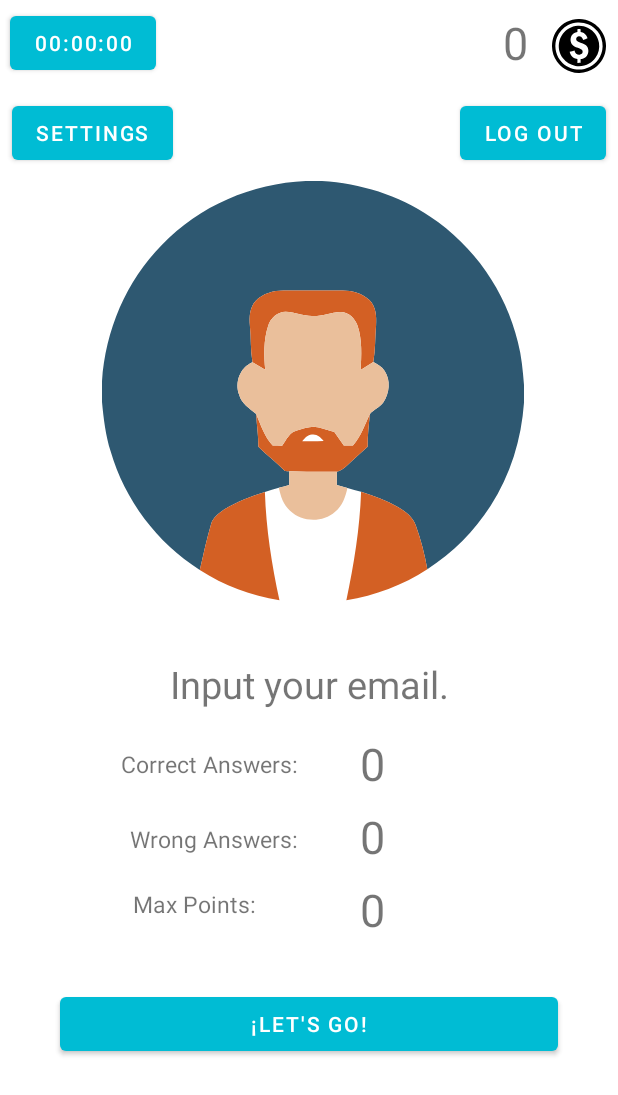
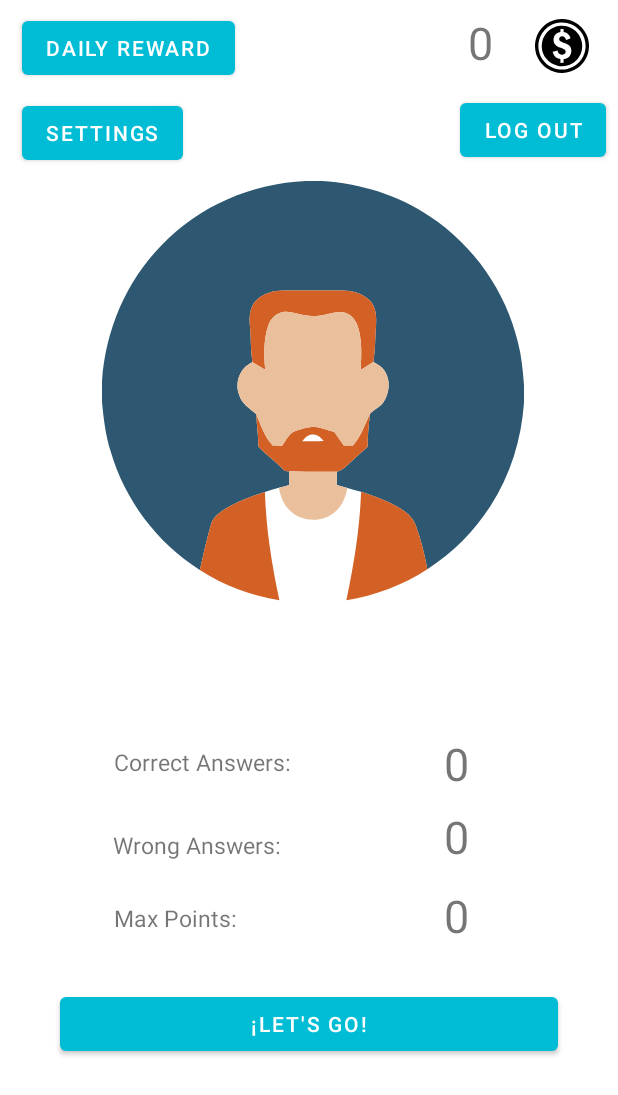
Before and after one commit to Artudoxo/TestWhataTest, an Android app: the screen it shows after launch once a user with an empty profile is signed in (Status), on a phone screen of 412 x 824 dp. Shown: the top 1095 px of the screen. Run offline under Robolectric (Android 15) with nearby library versions, the phone set to English and light mode, and no system bars; our stand-ins replace AdMob, Firebase (no records; nobody signed in at launch, a user with empty details on screens opened directly); 1 statement that could not run was skipped.

Commit message:
Arreglados algunos problemas en la ventana de Status

```diff
--- a/app/src/main/java/com/liarkat/testwhatatest/Status.java
+++ b/app/src/main/java/com/liarkat/testwhatatest/Status.java
@@ -9,6 +9,7 @@ import android.content.DialogInterface;
 import android.content.Intent;
 import android.content.IntentFilter;
 import android.os.Bundle;
+import android.os.Message;
 import android.util.Log;
 import android.view.View;
 import android.widget.Button;
@@ -16,35 +17,45 @@ import android.widget.TextView;
 import android.widget.Toast;
 
 import com.google.firebase.auth.FirebaseAuth;
+import com.google.firebase.auth.FirebaseUser;
 
 import org.w3c.dom.Text;
 
 public class Status extends AppCompatActivity {
     private static String TAG = "Servicio";
-
-    Button contador, logoutt;
     FirebaseAuth firebaseAuth;
+    Button contador, letsgo;
+    TextView useremaill;
     @Override
     protected void onCreate(Bundle savedInstanceState) {
         super.onCreate(savedInstanceState);
         setContentView(R.layout.activity_status);
         contador = findViewById(R.id.txtcountdown);
+        letsgo = findViewById(R.id.letsgo);
+
+        FirebaseUser user = FirebaseAuth.getInstance().getCurrentUser();
+        if (user != null) {
+            String email = user.getEmail();
+            useremaill = findViewById(R.id.useremail);
+            useremaill.setText(email);
+        } else {
+            Toast.makeText(getApplicationContext(), getResources().getString(R.string.usermiss), Toast.LENGTH_SHORT).show();
+        }
 
         //inicia el servicio
-        startService(new Intent(Status.this, ServicioTimer.class));
-
-        firebaseAuth = FirebaseAuth.getInstance();
-        logoutt = findViewById(R.id.logout);
-
-        logoutt.setOnClickListener(new View.OnClickListener() {
+        contador.setOnClickListener(new View.OnClickListener() {
             @Override
             public void onClick(View view) {
-                firebaseAuth.signOut();
-                finish();
-                startActivity(new Intent(Status.this, MainActivity.class));
+                startService(new Intent(Status.this, ServicioTimer.class));
             }
         });
 
+        letsgo.setOnClickListener(new View.OnClickListener() {
+            @Override
+            public void onClick(View view) {
+               LetGame();
+            }
+        });
     }
 
     private BroadcastReceiver br = new BroadcastReceiver() {
@@ -98,15 +109,20 @@ public class Status extends AppCompatActivity {
         super.onDestroy();
     }
 
+    public void LetGame(){
+        Intent go = new Intent(this, Game.class);
+        startActivity(go);
+    }
     public void onBackPressed() {
         AlertDialog.Builder dialogo = new AlertDialog.Builder(this);
         dialogo.setTitle(getResources().getString(R.string.sal));
         dialogo.setIcon(android.R.drawable.ic_dialog_info);
-        dialogo.setMessage(getResources().getString(R.string.conf));
+        dialogo.setMessage(getResources().getString(R.string.conflogout));
         dialogo.setCancelable(true);
-        dialogo.setPositiveButton(getResources().getString(R.string.sali), new DialogInterface.OnClickListener() {
+        dialogo.setPositiveButton(getResources().getString(R.string.logout), new DialogInterface.OnClickListener() {
             @Override
             public void onClick(DialogInterface dialog, int which) {
+                firebaseAuth = FirebaseAuth.getInstance();
                 firebaseAuth.signOut();
                 startActivity(new Intent(Status.this, MainActivity.class));
                 finish();
--- a/app/src/main/res/layout/activity_status.xml
+++ b/app/src/main/res/layout/activity_status.xml
@@ -15,12 +15,15 @@
             android:id="@+id/imageView10"
             android:layout_width="36dp"
             android:layout_height="36dp"
+            android:layout_marginStart="8dp"
+            android:layout_marginLeft="8dp"
             android:layout_marginEnd="8dp"
             android:layout_marginRight="8dp"
             android:layout_marginBottom="8dp"
             android:src="@drawable/ic_coins_icon"
             app:layout_constraintBottom_toTopOf="@+id/guideline67"
             app:layout_constraintEnd_toEndOf="parent"
+            app:layout_constraintStart_toStartOf="@+id/guideline35"
             app:layout_constraintTop_toTopOf="parent"
             app:layout_constraintVertical_bias="1.0" />
 
@@ -28,15 +31,14 @@
             android:layout_width="wrap_content"
             android:layout_height="wrap_content"
             android:layout_marginTop="8dp"
-            android:layout_marginEnd="16dp"
-            android:layout_marginRight="16dp"
+            android:layout_marginEnd="8dp"
+            android:layout_marginRight="8dp"
             android:layout_marginBottom="8dp"
             android:text="0"
             android:textSize="30dp"
             app:layout_constraintBottom_toTopOf="@+id/guideline67"
-            app:layout_constraintEnd_toStartOf="@+id/imageView10"
-            app:layout_constraintTop_toTopOf="parent"
-            app:layout_constraintVertical_bias="0.0" />
+            app:layout_constraintEnd_toStartOf="@+id/guideline35"
+            app:layout_constraintTop_toTopOf="parent" />
 
 
         <Button
@@ -52,18 +54,27 @@
             android:text="@string/count"
             app:layout_constraintBottom_toTopOf="@+id/guideline67"
             app:layout_constraintEnd_toStartOf="@+id/guideline68"
+            app:layout_constraintHorizontal_bias="0.078"
             app:layout_constraintStart_toStartOf="parent"
-            app:layout_constraintTop_toTopOf="parent" />
+            app:layout_constraintTop_toTopOf="parent"
+            app:layout_constraintVertical_bias="0.0" />
 
         <Button
+            android:id="@+id/btnsetting"
             android:layout_width="wrap_content"
             android:layout_height="wrap_content"
             android:layout_marginStart="8dp"
             android:layout_marginLeft="8dp"
             android:layout_marginTop="8dp"
+            android:layout_marginEnd="8dp"
+            android:layout_marginRight="8dp"
             android:text="@string/setup"
+            app:layout_constraintBottom_toTopOf="@+id/guideline83"
+            app:layout_constraintEnd_toStartOf="@+id/guideline68"
+            app:layout_constraintHorizontal_bias="0.059"
             app:layout_constraintStart_toStartOf="parent"
-            app:layout_constraintTop_toTopOf="@+id/guideline67" />
+            app:layout_constraintTop_toTopOf="@+id/guideline67"
+            app:layout_constraintVertical_bias="0.0" />
 
         <Button
             android:id="@+id/logout"
@@ -72,7 +83,9 @@
             android:layout_marginTop="8dp"
             android:layout_marginEnd="8dp"
             android:layout_marginRight="8dp"
+            android:layout_marginBottom="8dp"
             android:text="@string/logout"
+            app:layout_constraintBottom_toTopOf="@+id/guideline83"
             app:layout_constraintEnd_toEndOf="parent"
             app:layout_constraintTop_toTopOf="@+id/guideline67" />
 
@@ -95,6 +108,7 @@
             tools:src="@drawable/ic_man" />
 
         <TextView
+            android:id="@+id/useremail"
             android:layout_width="wrap_content"
             android:layout_height="wrap_content"
             android:layout_marginStart="8dp"
@@ -108,38 +122,39 @@
             app:layout_constraintTop_toTopOf="@+id/guideline70" />
 
         <TextView
-            android:layout_width="wrap_content"
-            android:layout_height="wrap_content"
-            android:layout_marginStart="20dp"
-            android:layout_marginLeft="20dp"
-            android:layout_marginEnd="8dp"
-            android:layout_marginRight="8dp"
+            android:layout_width="179dp"
+            android:layout_height="27dp"
+            android:layout_marginStart="8dp"
+            android:layout_marginLeft="8dp"
+            android:layout_marginEnd="16dp"
+            android:layout_marginRight="16dp"
             android:layout_marginBottom="8dp"
             android:text="@string/correct"
             android:textSize="15dp"
             app:layout_constraintBottom_toTopOf="@+id/guideline72"
             app:layout_constraintEnd_toStartOf="@+id/guideline69"
-            app:layout_constraintHorizontal_bias="0.833"
+            app:layout_constraintHorizontal_bias="0.0"
             app:layout_constraintStart_toStartOf="@+id/guideline73"
             app:layout_constraintTop_toTopOf="@+id/guideline71"
-            app:layout_constraintVertical_bias="0.791" />
+            app:layout_constraintVertical_bias="1.0" />
 
         <TextView
             android:id="@+id/textView18"
-            android:layout_width="wrap_content"
-            android:layout_height="wrap_content"
-            android:layout_marginStart="20dp"
-            android:layout_marginLeft="20dp"
-            android:layout_marginTop="12dp"
-            android:layout_marginEnd="8dp"
-            android:layout_marginRight="8dp"
-            android:layout_marginBottom="8dp"
+            android:layout_width="180dp"
+            android:layout_height="25dp"
+            android:layout_marginStart="8dp"
+            android:layout_marginLeft="8dp"
+            android:layout_marginTop="8dp"
+            android:layout_marginEnd="28dp"
+            android:layout_marginRight="28dp"
             android:text="@string/wrong"
             android:textSize="15dp"
             app:layout_constraintBottom_toTopOf="@+id/guideline75"
             app:layout_constraintEnd_toStartOf="@+id/guideline69"
+            app:layout_constraintHorizontal_bias="0.076"
             app:layout_constraintStart_toStartOf="@+id/guideline73"
-            app:layout_constraintTop_toTopOf="@+id/guideline72" />
+            app:layout_constraintTop_toTopOf="@+id/guideline72"
+            app:layout_constraintVertical_bias="0.75" />
 
         <TextView
             android:layout_width="wrap_content"
@@ -178,18 +193,19 @@
             app:layout_constraintTop_toTopOf="@+id/guideline72" />
 
         <TextView
-            android:layout_width="95dp"
-            android:layout_height="33dp"
+            android:layout_width="180dp"
+            android:layout_height="26dp"
             android:layout_marginStart="8dp"
             android:layout_marginLeft="8dp"
-            android:layout_marginTop="8dp"
-            android:layout_marginEnd="8dp"
-            android:layout_marginRight="8dp"
+            android:layout_marginTop="20dp"
+            android:layout_marginEnd="24dp"
+            android:layout_marginRight="24dp"
             android:layout_marginBottom="8dp"
             android:text="@string/maxpoint"
             android:textSize="15dp"
             app:layout_constraintBottom_toTopOf="@+id/guideline76"
             app:layout_constraintEnd_toStartOf="@+id/guideline69"
+            app:layout_constraintHorizontal_bias="0.0"
             app:layout_constraintStart_toStartOf="@+id/guideline73"
             app:layout_constraintTop_toTopOf="@+id/guideline75" />
 
@@ -206,12 +222,13 @@
             android:textSize="30dp"
             app:layout_constraintBottom_toTopOf="@+id/guideline76"
             app:layout_constraintEnd_toStartOf="@+id/guideline35"
-            app:layout_constraintHorizontal_bias="0.172"
+            app:layout_constraintHorizontal_bias="0.157"
             app:layout_constraintStart_toStartOf="@+id/guideline74"
             app:layout_constraintTop_toTopOf="@+id/guideline75"
-            app:layout_constraintVertical_bias="1.0" />
+            app:layout_constraintVertical_bias="0.0" />
 
         <Button
+            android:id="@+id/letsgo"
             android:layout_width="match_parent"
             android:layout_height="wrap_content"
             android:layout_marginStart="40dp"
@@ -253,14 +270,14 @@
             android:layout_width="wrap_content"
             android:layout_height="wrap_content"
             android:orientation="vertical"
-            app:layout_constraintGuide_begin="111dp" />
+            app:layout_constraintGuide_begin="240dp" />
 
         <androidx.constraintlayout.widget.Guideline
             android:id="@+id/guideline69"
             android:layout_width="wrap_content"
             android:layout_height="wrap_content"
             android:orientation="vertical"
-            app:layout_constraintGuide_begin="205dp" />
+            app:layout_constraintGuide_begin="271dp" />
 
         <androidx.constraintlayout.widget.Guideline
             android:id="@+id/guideline70"
@@ -295,7 +312,7 @@
             android:layout_width="wrap_content"
             android:layout_height="wrap_content"
             android:orientation="vertical"
-            app:layout_constraintGuide_begin="217dp" />
+            app:layout_constraintGuide_begin="285dp" />
 
         <androidx.constraintlayout.widget.Guideline
             android:id="@+id/guideline75"
@@ -310,6 +327,13 @@
             android:layout_height="wrap_content"
             android:orientation="horizontal"
             app:layout_constraintGuide_begin="635dp" />
+
+        <androidx.constraintlayout.widget.Guideline
+            android:id="@+id/guideline83"
+            android:layout_width="wrap_content"
+            android:layout_height="wrap_content"
+            android:orientation="horizontal"
+            app:layout_constraintGuide_begin="117dp" />
     </androidx.constraintlayout.widget.ConstraintLayout>
 
 </ScrollView>
--- a/app/src/main/res/values/strings.xml
+++ b/app/src/main/res/values/strings.xml
@@ -96,10 +96,12 @@
     <string name="sa">" 50/5000 Are you sure you want to return to the main menu?"</string>
     <string name="pass">Input your password.</string>
     <string name="login">Login</string>
-    <string name="count">00:00:00</string>
+    <string name="count">Daily Reward</string>
     <string name="correct">Correct Answers:</string>
     <string name="wrong">Wrong Answers:</string>
     <string name="maxpoint">Max Points:</string>
     <string name="setup">Settings</string>
     <string name="logout">Log out</string>
+    <string name="conflogout">Are you really going out?</string>
+    <string name="usermiss">User not found</string>
 </resources>
```
Also changed, not shown: app/src/main/java/com/liarkat/testwhatatest/BaseDatos.java (deleted, +0 -32 lines), app/src/main/java/com/liarkat/testwhatatest/Estructura.java (deleted, +0 -9 lines), app/src/main/java/com/liarkat/testwhatatest/Game.java (+28 -1 lines), app/src/main/java/com/liarkat/testwhatatest/MainActivity.java (+16 -13 lines), app/src/main/res/layout/activity_game.xml (+25 -0 lines), 1 other file.
